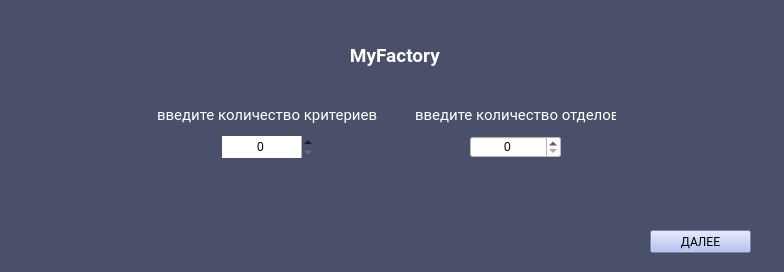
The window that furniture_factory/GUI_designer/count_criterion_w.ui (JuryShev/My_project) describes before a commit, drawn with Qt 5.
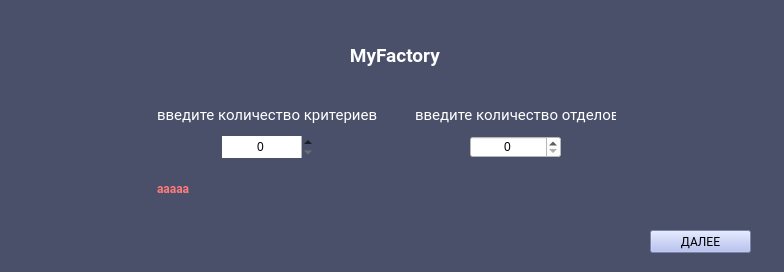
The same window after the commit.

Commit message: remove & edit person add edit date in the label

Patch:
```diff
--- a/furniture_factory/GUI_designer/count_criterion_w.ui
+++ b/furniture_factory/GUI_designer/count_criterion_w.ui
@@ -157,6 +157,31 @@
     <set>Qt::AlignCenter</set>
    </property>
   </widget>
+  <widget class="QLabel" name="label_5">
+   <property name="geometry">
+    <rect>
+     <x>157</x>
+     <y>180</y>
+     <width>471</width>
+     <height>16</height>
+    </rect>
+   </property>
+   <property name="font">
+    <font>
+     <family>Roboto</family>
+     <pointsize>9</pointsize>
+     <weight>75</weight>
+     <bold>true</bold>
+    </font>
+   </property>
+   <property name="styleSheet">
+    <string notr="true">color: rgb(255, 0, 0);
+color: rgb(255, 123, 123);</string>
+   </property>
+   <property name="text">
+    <string>ааааа</string>
+   </property>
+  </widget>
  </widget>
  <resources/>
  <connections/>
```
The commit also changes 7 other files.
